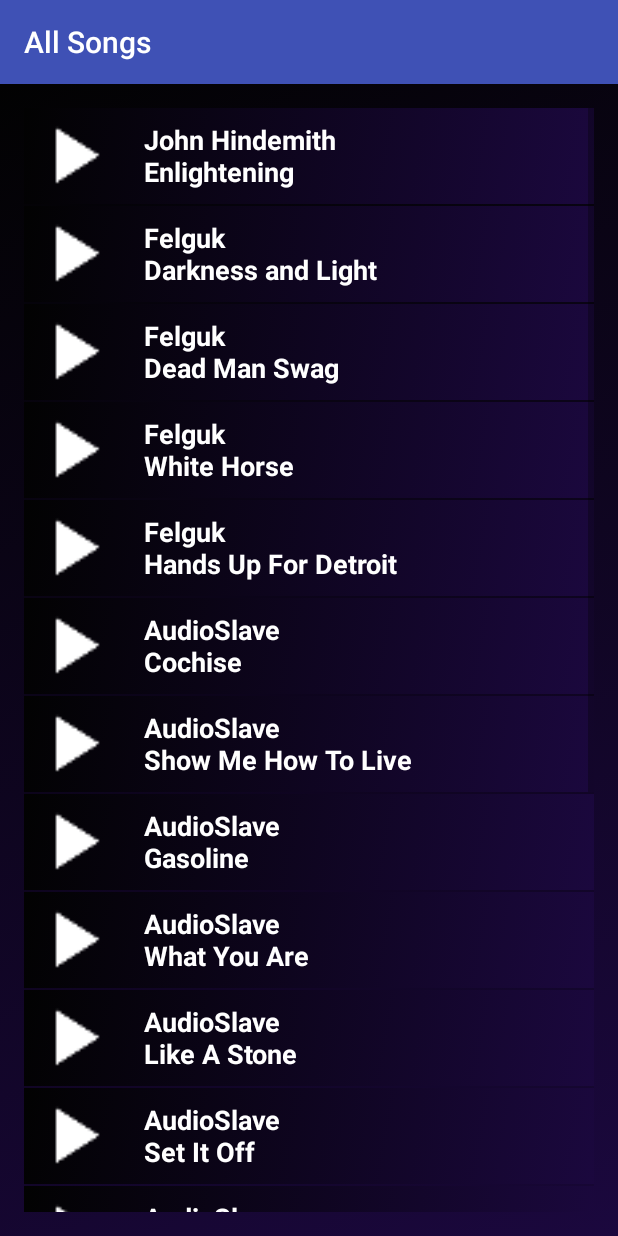
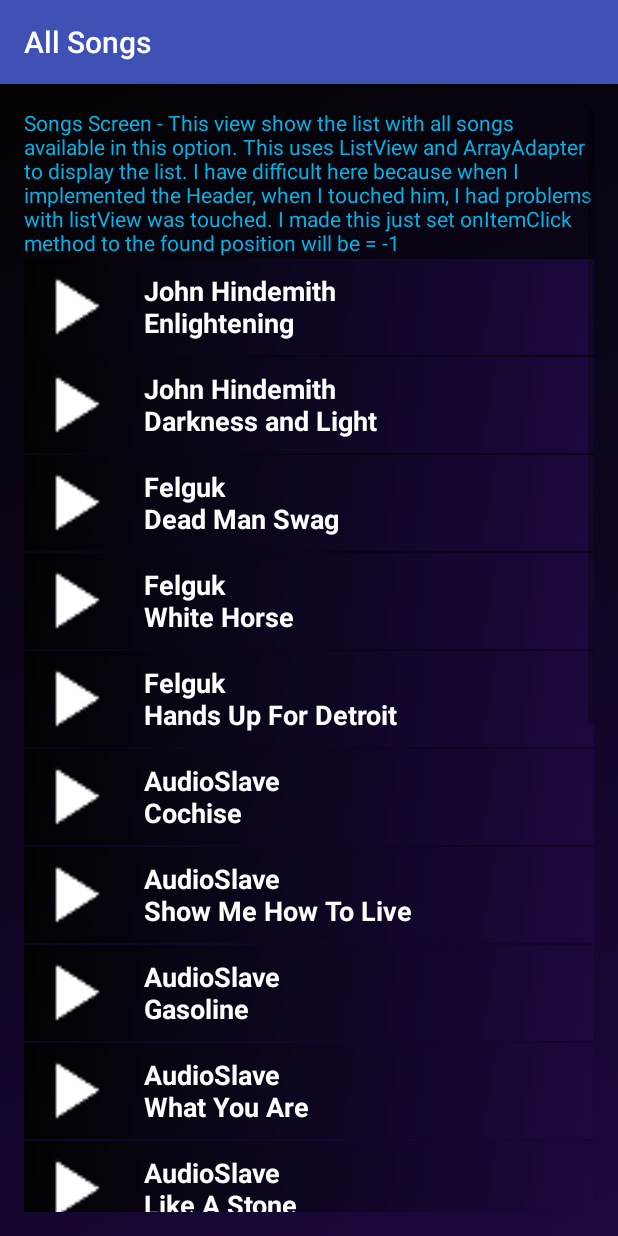
Before and after one commit to jonathanbcsouza/P4-MusicApp, an Android app: the AllSongs screen opened directly, with no data from a screen before it, after a tap on an icon or button, on a phone screen of 412 x 824 dp. Run offline under Robolectric (Android 15) with nearby library versions, the phone set to English and light mode, and no system bars.

Commit message:
before audiofocus

```diff
--- a/app/build.gradle
+++ b/app/build.gradle
@@ -7,7 +7,7 @@ android {
         applicationId "com.udacity.music"
         minSdkVersion 16
         targetSdkVersion 25
-        versionCode 1
+        versionCode 10
         versionName "1.0"
         testInstrumentationRunner "android.support.test.runner.AndroidJUnitRunner"
         vectorDrawables.useSupportLibrary = true
--- a/app/src/main/java/com/udacity/music/AllSongs.java
+++ b/app/src/main/java/com/udacity/music/AllSongs.java
@@ -1,27 +1,40 @@
 package com.udacity.music;
 
+import android.content.Intent;
 import android.media.MediaPlayer;
 import android.os.Bundle;
 import android.support.v7.app.AppCompatActivity;
+import android.util.Log;
 import android.view.View;
+import android.view.ViewGroup;
 import android.widget.AdapterView;
 import android.widget.ListView;
+import android.widget.TextView;
 import android.widget.Toast;
 
 import java.util.ArrayList;
+import java.util.Arrays;
 
 public class AllSongs extends AppCompatActivity {
 
     private MediaPlayer mMediaPlayer;
 
+    private MediaPlayer.OnCompletionListener mCompletionListener = new MediaPlayer.OnCompletionListener() {
+        @Override
+        public void onCompletion(MediaPlayer mp) {
+            releaseMediaPlayer();
+        }
+    };
+
     @Override
     protected void onCreate(Bundle savedInstanceState) {
         super.onCreate(savedInstanceState);
         setContentView(R.layout.word_list);
+
+        final ArrayList<Word> words = new ArrayList<Word>();
         //Artist1
-        final ArrayList<Word> words = new ArrayList<Word>();
-        words.add(new Word(getString(R.string.artist1) + "\n" + getString(R.string.artist1music1), R.drawable.ic_play_arrow_white_24dp, R.raw.johnhindemith_lightanddarkness));
-        words.add(new Word(getString(R.string.artist2) + "\n" + getString(R.string.artist1music2), R.drawable.ic_play_arrow_white_24dp, R.raw.johnhindemith_enlightening));
+        words.add(new Word(getString(R.string.artist1) + "\n" + getString(R.string.artist1music1), R.drawable.ic_play_arrow_white_24dp, R.raw.johnhindemith_enlightening));
+        words.add(new Word(getString(R.string.artist1) + "\n" + getString(R.string.artist1music2), R.drawable.ic_play_arrow_white_24dp, R.raw.johnhindemith_darknessandlight));
         //Artist2
         words.add(new Word(getString(R.string.artist2) + "\n" + getString(R.string.artist2music1), R.drawable.ic_play_arrow_white_24dp, R.raw.felguk_dead_man_wag));
         words.add(new Word(getString(R.string.artist2) + "\n" + getString(R.string.artist2music2), R.drawable.ic_play_arrow_white_24dp, R.raw.felguk_white_horse));
@@ -46,35 +59,73 @@ public class AllSongs extends AppCompatActivity {
         ListView listView = (ListView) findViewById(R.id.word_list);
         listView.setAdapter(itemsAdapter);
 
+        // Getting Model of Header from XML
+        ViewGroup headerView = (ViewGroup) getLayoutInflater().inflate(R.layout.instructions_header, listView, false);
+        TextView makeHeader = (TextView) headerView.findViewById(R.id.text_listview_header);
+        // Setting text on Header
+        makeHeader.setText(getString(R.string.header_allSongs));
+        // Add header view to the ListView
+        listView.addHeaderView(headerView);
+
+        // Set a click listener to play the audio when the list item is clicked on
         listView.setOnItemClickListener(new AdapterView.OnItemClickListener() {
             @Override
             public void onItemClick(AdapterView<?> adapterView, View view, final int position, long l) {
 
+                if (position == 0) {
+                } else {
                     //Found the position that was clicked
-                final Word word = words.get(position);
+                    final Word word = words.get(position - 1);
 
-                //Config player to correct position choosed
+                    // Call method for stop actually song before then other audio start
+                    releaseMediaPlayer();
+
+                    //Config player to correct position chosen
                     mMediaPlayer = MediaPlayer.create(AllSongs.this, word.getAudioResourceId());
 
-                //Start the song
+                    //Start the song clicked
                     mMediaPlayer.start();
 
+                    // Setup method from >>> Cleaning up MediaPlayer resources
+                    mMediaPlayer.setOnCompletionListener(mCompletionListener);
+
                     //Callback for action when the audio stopped
-                mMediaPlayer.setOnCompletionListener(new MediaPlayer.OnCompletionListener() {
+                    mMediaPlayer.setOnCompletionListener(new MediaPlayer.OnCompletionListener()
+
+                    {
                         public void onCompletion(MediaPlayer mp) {
 
-                        Word songPosition = words.get(position);
+                            Word songPosition = words.get(position - 1);
 
-                        // Change the color when the audio selected has finish ??? ERROR HERE, function will be finish for next update.
+                            // I wanted change the color when the audio selected has finish ??? ERROR HERE.
                             // selectPosition = MediaPlayer.create(AllSongs.this, songPosition.getAudioResourceId());
                             //selectPosition.setTextColor ????????
 
-                        // Show a toast messagem when the audio selected has finish
+                            // Show a toast message when the audio selected has finish
                             String figureOutMusicName = songPosition.getMusicName().toUpperCase();
                             Toast.makeText(AllSongs.this, "The song " + figureOutMusicName + " is finished", Toast.LENGTH_SHORT).show();
                         }
                     });
                 }
+            }
         });
     }
+
+    /**
+     * Clean up the media player by releasing its resources.
+     */
+
+    private void releaseMediaPlayer() {
+        // If the media player is not null, then it may be currently playing a sound.
+        if (mMediaPlayer != null) {
+            // Regardless of the current state of the media player, release its resources
+            // because we no longer need it.
+            mMediaPlayer.release();
+
+            // Set the media player back to null. For our code, we've decided that
+            // setting the media player to null is an easy way to tell that the media player
+            // is not configured to play an audio file at the moment.
+            mMediaPlayer = null;
         }
+    }
+}
--- a/app/src/main/java/com/udacity/music/SearchActivity.java
+++ b/app/src/main/java/com/udacity/music/SearchActivity.java
@@ -20,7 +20,6 @@ public class SearchActivity extends AppCompatActivity {
         search.setOnClickListener(new View.OnClickListener()
 
         {
-
             @Override
             public void onClick(View view) {
 
@@ -33,7 +32,6 @@ public class SearchActivity extends AppCompatActivity {
         library.setOnClickListener(new View.OnClickListener()
 
         {
-
             @Override
             public void onClick(View view) {
 
@@ -43,5 +41,4 @@ public class SearchActivity extends AppCompatActivity {
         });
 
     }
-
 }
--- a/app/src/main/java/com/udacity/music/Word.java
+++ b/app/src/main/java/com/udacity/music/Word.java
@@ -1,7 +1,7 @@
 package com.udacity.music;
 
 
-public class Word {
+public class Word extends Throwable {
 
     private String mMusicName;
     private int mAudioResourceId;
```
Also changed, not shown: app/src/main/java/com/udacity/music/Artist1Songs.java (+39 -15 lines), app/src/main/java/com/udacity/music/Artist2Songs.java (+42 -12 lines), app/src/main/java/com/udacity/music/Artist3Songs.java (+36 -12 lines), app/src/main/res/layout/activity_search.xml (+8 -2 lines), app/src/main/res/values/strings.xml (+16 -5 lines), 1 other file. Lines whose indentation alone changed are shown as unchanged.
